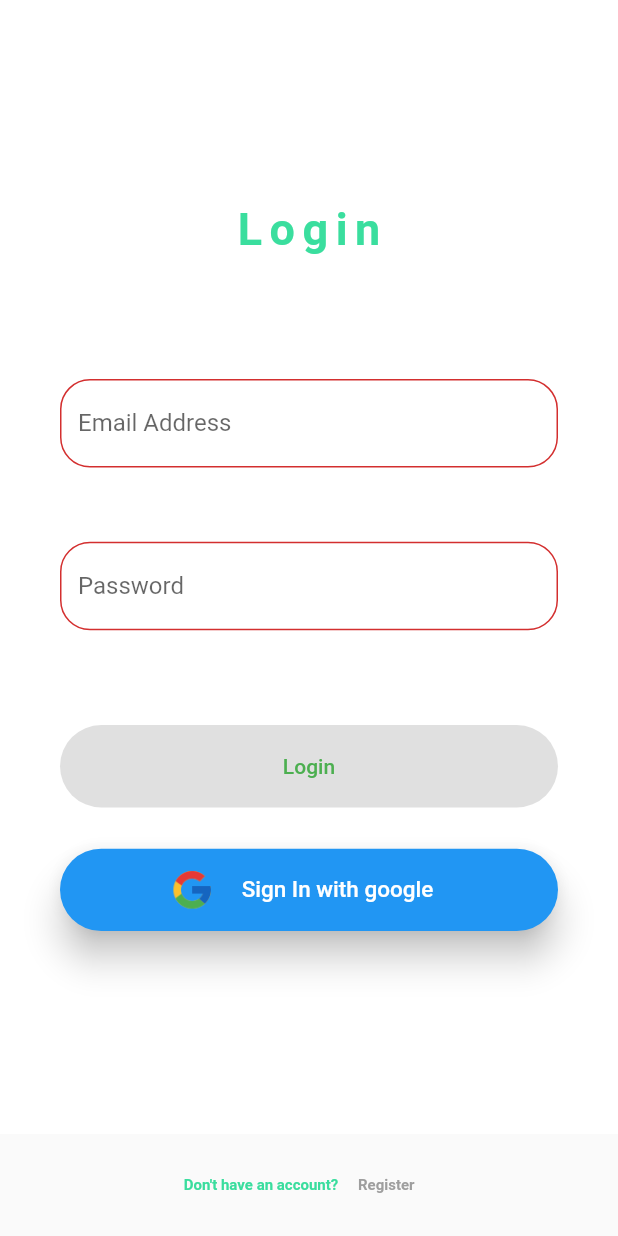
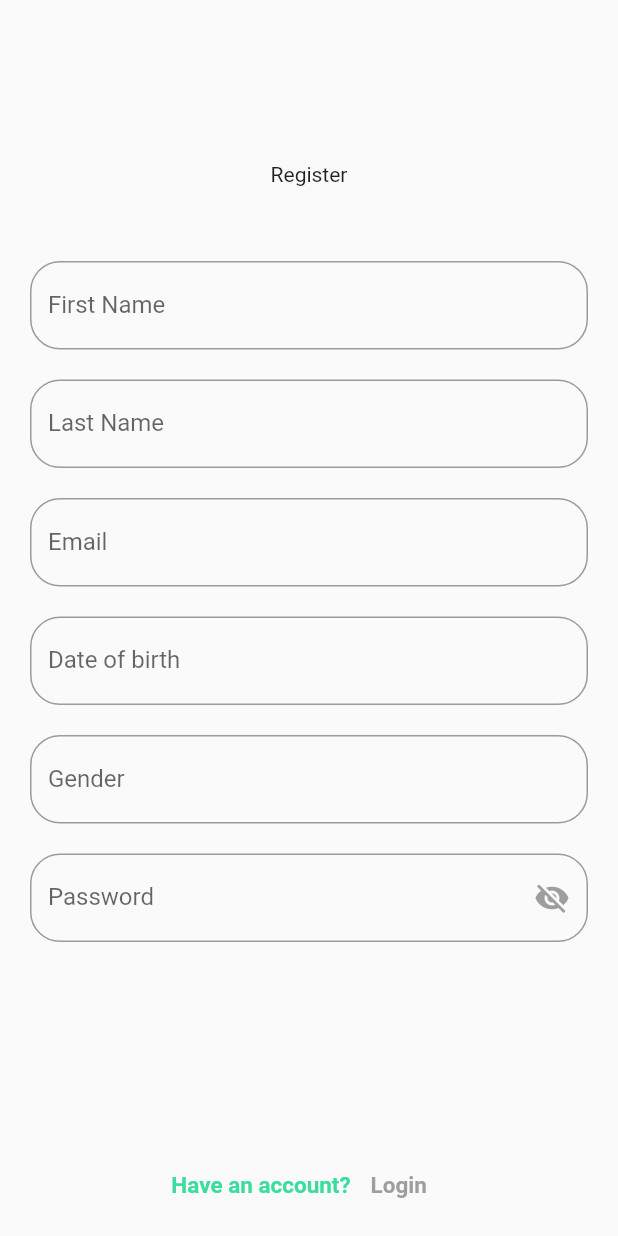
Before and after one commit to enochviewu95/carespot, a Flutter app: the screen it shows after launch, after a tap on "Register", on a phone screen of 412 x 824 dp. Run offline on Flutter 3.47's test engine with Material 2 defaults, Android fonts, the phone set to English and light mode, and no system bars; our stand-ins replace firebase_auth, firebase_core, google_sign_in; accounts and stored records are empty.

Commit message:
Login page 95% completed and registration 40% completed

```diff
--- a/lib/pages/login_page.dart
+++ b/lib/pages/login_page.dart
@@ -1,4 +1,5 @@
 import 'package:carespot/bloc/login_bloc.dart';
+import 'package:carespot/pages/registration.dart';
 import 'package:carespot/services/authentication.dart';
 import 'package:carespot/utils/colors.dart';
 import 'package:flutter/material.dart';
@@ -116,18 +117,25 @@ class _LoginPageState extends State<LoginPage> {
                   style: TextStyle(
                       color: ComponentColors.primaryColor,
                       fontWeight: FontWeight.bold,
-                      fontSize: 10),
+                      fontSize: 15),
                 ),
                 TextButton(
                   child: const Text(
                     'Register',
                     style: TextStyle(
                       color: Colors.grey,
-                      fontSize: 10,
+                      fontSize: 15,
                       fontWeight: FontWeight.bold,
                     ),
                   ),
-                  onPressed: () {},
+                  onPressed: () {
+                    Navigator.push(
+                      context,
+                      MaterialPageRoute(builder: (context){
+                        return const RegistrationPage();
+                      })
+                    );
+                  },
                 ),
               ],
             )));
--- a/lib/pages/registration.dart
+++ b/lib/pages/registration.dart
@@ -0,0 +1,211 @@
+import 'package:flutter/material.dart';
+import 'package:intl/intl.dart';
+
+import '../utils/colors.dart';
+
+class RegistrationPage extends StatefulWidget {
+  const RegistrationPage({Key? key}) : super(key: key);
+
+  @override
+  State<RegistrationPage> createState() => _RegistrationPageState();
+}
+
+class _RegistrationPageState extends State<RegistrationPage> {
+  TextEditingController dateInput = TextEditingController();
+  TextEditingController genderInput = TextEditingController();
+  bool _passwordVisible = false;
+  String dropdownValue = 'Male';
+  List<String> genders = ['Male', 'Female'];
+
+  @override
+  void initState() {
+    dateInput.text = '';
+    genderInput.text = '';
+    super.initState();
+  }
+
+  Future<void> showDatePickerDialog() async {
+    DateTime? pickedDate = await showDatePicker(
+        context: context,
+        initialDate: DateTime.now(),
+        firstDate: DateTime(1900),
+        lastDate: DateTime(2101));
+    if (pickedDate != null) {
+      String formattedDate = DateFormat('yyyy-MM-dd').format(pickedDate);
+      setState(() {
+        dateInput.text = formattedDate;
+      });
+    }
+  }
+
+  void showPopupMenu(Offset set) async {
+    double left = set.dx;
+    double top = set.dy;
+    await showMenu(
+      context: context,
+      shape: RoundedRectangleBorder(
+        borderRadius: BorderRadius.circular(10),
+      ),
+      items: <PopupMenuEntry>[
+        const PopupMenuItem(child: Text('Male'),value:'Male'),
+        const PopupMenuItem(child: Text('Female'),value: 'Female'),
+      ],
+      initialValue: '',
+      position: RelativeRect.fromLTRB(left, top, 50, 0),
+    ).then<void>((selectedGender)=> {
+      setState(() {
+        if(selectedGender == null){
+          genderInput.text = 'Male';
+        }
+        genderInput.text = selectedGender.toString();
+      })
+    });
+  }
+
+  @override
+  Widget build(BuildContext context) {
+    return Scaffold(
+      body: SafeArea(
+        child: Padding(
+          padding: const EdgeInsets.all(20),
+          child: Column(
+            mainAxisAlignment: MainAxisAlignment.center,
+            mainAxisSize: MainAxisSize.max,
+            children: [
+              const Align(
+                child: Text('Register'),
+                alignment: Alignment.topCenter,
+              ),
+              const SizedBox(
+                height: 50.0,
+              ),
+              TextField(
+                keyboardType: TextInputType.name,
+                decoration: InputDecoration(
+                  border: OutlineInputBorder(
+                    borderRadius: BorderRadius.circular(20.0),
+                  ),
+                  labelText: 'First Name',
+                ),
+              ),
+              const SizedBox(
+                height: 20.0,
+              ),
+              TextField(
+                keyboardType: TextInputType.name,
+                decoration: InputDecoration(
+                  border: OutlineInputBorder(
+                    borderRadius: BorderRadius.circular(20.0),
+                  ),
+                  labelText: 'Last Name',
+                ),
+              ),
+              const SizedBox(
+                height: 20.0,
+              ),
+              TextField(
+                keyboardType: TextInputType.emailAddress,
+                decoration: InputDecoration(
+                  border: OutlineInputBorder(
+                    borderRadius: BorderRadius.circular(20.0),
+                  ),
+                  labelText: 'Email',
+                ),
+              ),
+              const SizedBox(
+                height: 20.0,
+              ),
+              TextField(
+                controller: dateInput,
+                keyboardType: TextInputType.datetime,
+                decoration: InputDecoration(
+                  border: OutlineInputBorder(
+                    borderRadius: BorderRadius.circular(20.0),
+                  ),
+                  labelText: 'Date of birth',
+                ),
+                readOnly: true,
+                onTap: () => showDatePickerDialog(),
+              ),
+              const SizedBox(
+                height: 20.0,
+              ),
+              GestureDetector(
+                onTapDown: (TapDownDetails details) {
+                  showPopupMenu(details.globalPosition);
+                },
+                child: TextField(
+                  controller: genderInput,
+                  keyboardType: TextInputType.text,
+                  readOnly: true,
+                  decoration: InputDecoration(
+                    border: OutlineInputBorder(
+                      borderRadius: BorderRadius.circular(20.0),
+                    ),
+                    labelText: 'Gender',
+                  ),
+                ),
+              ),
+              const SizedBox(
+                height: 20.0,
+              ),
+              TextField(
+                obscureText: !_passwordVisible,
+                keyboardType: TextInputType.visiblePassword,
+                decoration: InputDecoration(
+                  suffixIcon: IconButton(
+                    icon: Icon(
+                      _passwordVisible
+                          ? Icons.visibility
+                          : Icons.visibility_off,
+                      color: Colors.grey,
+                    ),
+                    onPressed: () {
+                      setState(() {
+                        _passwordVisible = !_passwordVisible;
+                      });
+                    },
+                  ),
+                  border: OutlineInputBorder(
+                    borderRadius: BorderRadius.circular(20.0),
+                  ),
+                  labelText: 'Password',
+                ),
+              ),
+              const SizedBox(
+                height: 20.0,
+              ),
+            ],
+          ),
+        ),
+      ),
+      bottomNavigationBar: Padding(
+          padding: const EdgeInsets.symmetric(vertical: 10.0, horizontal: 0.0),
+          child: Row(
+            mainAxisAlignment: MainAxisAlignment.center,
+            children: [
+              const Text(
+                "Have an account?",
+                style: TextStyle(
+                    color: ComponentColors.primaryColor,
+                    fontWeight: FontWeight.bold,
+                    fontSize: 15),
+              ),
+              TextButton(
+                child: const Text(
+                  'Login',
+                  style: TextStyle(
+                    color: Colors.grey,
+                    fontSize: 15,
+                    fontWeight: FontWeight.bold,
+                  ),
+                ),
+                onPressed: () {
+                  Navigator.pop(context);
+                },
+              ),
+            ],
+          )),
+    );
+  }
+}
--- a/pubspec.yaml
+++ b/pubspec.yaml
@@ -38,6 +38,7 @@ dependencies:
   firebase_core: ^1.13.1
   firebase_auth: ^3.3.9
   google_sign_in: ^5.2.4
+  intl: ^0.17.0
 
 dev_dependencies:
   flutter_test:
```
Also changed, not shown: pubspec.lock.
